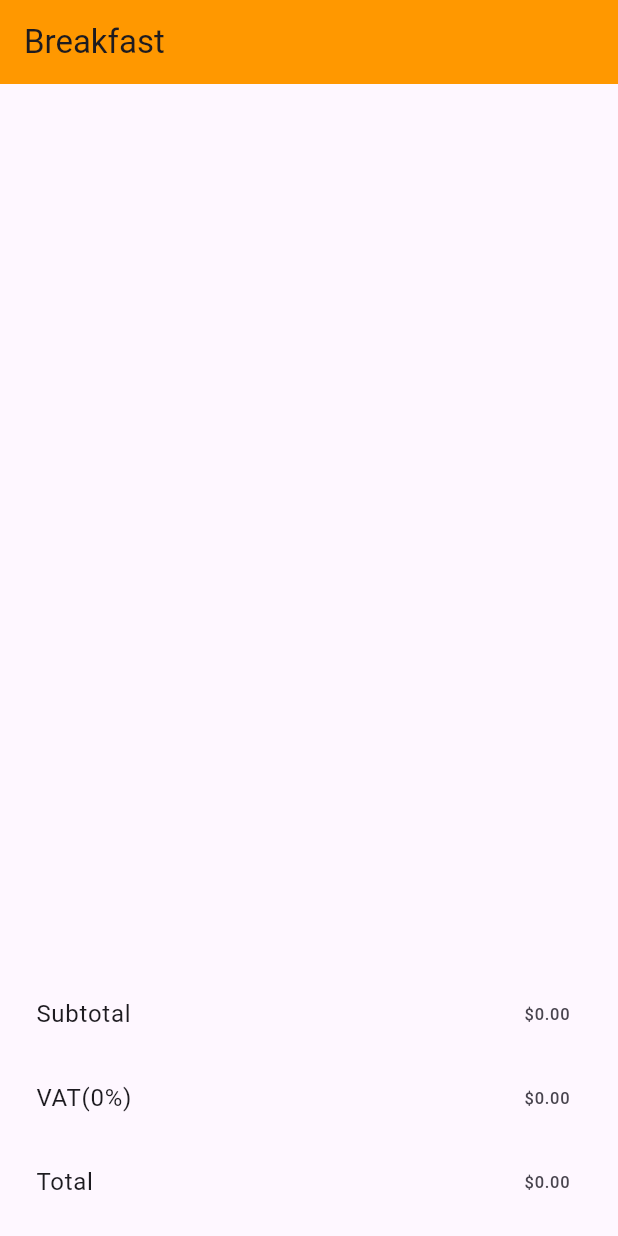
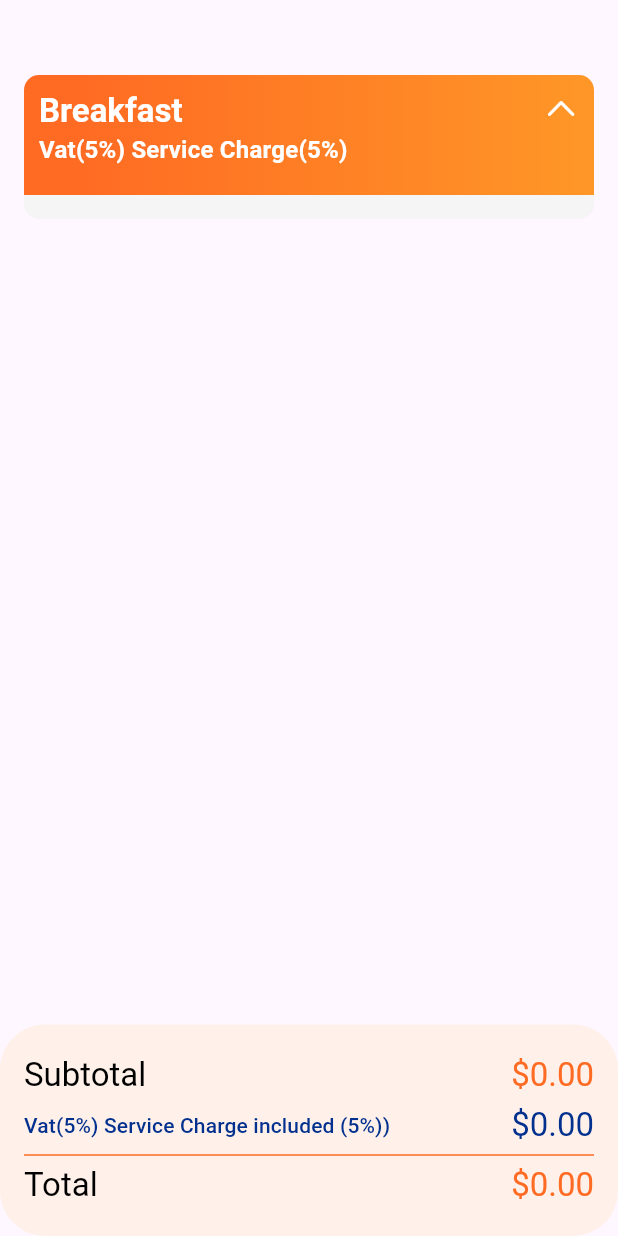
Before and after one commit to fhfaisal/SupreoX-Limited-Task, a Flutter app: the screen it shows after launch, on a phone screen of 412 x 824 dp. Run offline on Flutter 3.47's test engine with Material 3 defaults, Android fonts, the phone set to English and light mode, and no system bars; our stand-ins replace cached_network_image, dio, get; network calls fail.

Commit message:
Complete Task

```diff
--- a/lib/app/modules/home/views/home_view.dart
+++ b/lib/app/modules/home/views/home_view.dart
@@ -1,92 +1,45 @@
 import 'package:cached_network_image/cached_network_image.dart';
+import 'package:flutter/cupertino.dart';
 import 'package:flutter/material.dart';
+import 'package:flutter/widgets.dart';
 
 import 'package:get/get.dart';
+import 'package:supreox/app/modules/home/model/menu-model.dart';
 
+import '../../../utils/widgets/dash_border.dart';
+import '../../../utils/widgets/dotted_divider.dart';
 import '../controllers/home_controller.dart';
+import '../widgets/footer.dart';
+import '../widgets/header.dart';
+import '../widgets/item_image.dart';
+import '../widgets/list_of_item.dart';
+import '../widgets/name_and_description.dart';
+import '../widgets/price_count.dart';
 
 class HomeView extends GetView<HomeController> {
   const HomeView({super.key});
+
   @override
   Widget build(BuildContext context) {
     return Scaffold(
-      appBar: AppBar(
-        title: Text('Breakfast'),
-        backgroundColor: Colors.orange,
-      ),
-      body: Padding(
-        padding: const EdgeInsets.all(8.0),
+      body: Column(
+        children: [
+          const SizedBox(height: 50),
+          Expanded(
+            child: SingleChildScrollView(
+              child: Container(
+                margin: const EdgeInsets.symmetric(horizontal: 16),
                 child: Column(
                     children: [
-            Expanded(
-              child: Obx(() {
-                return ListView.builder(
-                  itemCount: controller.menuItems.length,
-                  itemBuilder: (context, index) {
-                    final item = controller.menuItems[index];
-                    return Card(
-                      child: ListTile(
-                        leading: item.imageUrl.isNotEmpty
-                            ? CachedNetworkImage(
-                          width: 100,
-                          height: 100,
-                          imageUrl: item.imageUrl,
-                        )
-                      : Text('loading'),
-
-                        title: Text(item.name),
-                        subtitle: Text('\$${item.price.toStringAsFixed(2)}'),
-                        trailing: item.quantity == 0
-                            ? ElevatedButton(
-                          onPressed: () {
-                            controller.incrementQuantity(item);
-                          },
-                          child: const Text('Add'),
-                        )
-                            : Row(
-                          mainAxisSize: MainAxisSize.min,
-                          children: [
-                            IconButton(
-                              onPressed: () {
-                                controller.decrementQuantity(item);
-                              },
-                              icon: Icon(Icons.remove),
-                            ),
-                            Text(item.quantity.toString()),
-                            IconButton(
-                              onPressed: () {
-                                controller.incrementQuantity(item);
-                              },
-                              icon: Icon(Icons.add),
-                            ),
+                      const Header(),
+                      ListOfItems(controller: controller),
                     ],
                   ),
               ),
-                    );
-                  },
-                );
-              }),
             ),
-            Obx(() {
-              return Column(
-                children: [
-                  ListTile(
-                    title: Text('Subtotal'),
-                    trailing: Text('\$${controller.subtotal.toStringAsFixed(2)}'),
           ),
-                  ListTile(
-                    title: Text('VAT(${controller.vat.value}%)'),
-                    trailing: Text('\$${(controller.subtotal * (controller.vat.value / 100)).toStringAsFixed(2)}'),
-                  ),
-                  ListTile(
-                    title: Text('Total'),
-                    trailing: Text('\$${controller.total.toStringAsFixed(2)}'),
-                  ),
+          Footer(controller: controller),
         ],
-              );
-            }),
-          ],
-        ),
       ),
     );
   }
--- /dev/null
+++ b/lib/app/modules/home/widgets/footer.dart
@@ -0,0 +1,59 @@
+import 'package:flutter/material.dart';
+
+import '../controllers/home_controller.dart';
+import 'package:get/get.dart';
+class Footer extends StatelessWidget {
+  const Footer({
+    super.key,
+    required this.controller,
+  });
+
+  final HomeController controller;
+
+  @override
+  Widget build(BuildContext context) {
+    return Obx(() {
+      return Container(
+        padding: const EdgeInsets.symmetric(horizontal: 16,vertical: 20),
+        decoration: BoxDecoration(
+            color: const Color(0xffFFF1E9),
+            borderRadius: BorderRadius.circular(30)
+        ),
+        child: Column(
+          children: [
+            Row(
+              mainAxisAlignment: MainAxisAlignment.spaceBetween,
+              children: [
+                Text('Subtotal',style: Theme.of(context).textTheme.titleLarge!.copyWith(color: Colors.black)),
+                Text('\$${controller.subtotal.toStringAsFixed(2)}',style: Theme.of(context).textTheme.titleLarge!.copyWith(color: Color(
+                    0xffFF6B23))),
+              ],
+            ),
+            const SizedBox(height: 5),
+            Row(
+              mainAxisAlignment: MainAxisAlignment.spaceBetween,
+              children: [
+                Text('Vat(5%) Service Charge included (5%))',style: Theme.of(context).textTheme.labelLarge!.copyWith(color: Color(0xff02308E))),
+                Text('\$${(controller.subtotal * (controller.vat.value / 100)).toStringAsFixed(2)}',style: Theme.of(context).textTheme.titleLarge!.copyWith(color: Color(0xff02308E))),
+              ],
+            ),
+            const SizedBox(height: 5),
+            Divider(
+              color: Color(0xffFF6B23),
+              height: 2,
+            ),
+            const SizedBox(height: 5),
+            Row(
+              mainAxisAlignment: MainAxisAlignment.spaceBetween,
+              children: [
+                Text('Total',style: Theme.of(context).textTheme.titleLarge!.copyWith(color: Colors.black)),
+                Text('\$${controller.total.toStringAsFixed(2)}',style: Theme.of(context).textTheme.titleLarge!.copyWith(color: Color(
+                    0xffFF6B23))),
+              ],
+            ),
+          ],
+        ),
+      );
+    });
+  }
+}
--- /dev/null
+++ b/lib/app/modules/home/widgets/header.dart
@@ -0,0 +1,42 @@
+import 'package:flutter/cupertino.dart';
+import 'package:flutter/material.dart';
+class Header extends StatelessWidget {
+  const Header({
+    super.key,
+  });
+
+  @override
+  Widget build(BuildContext context) {
+    return Container(
+      height: 80,
+      width: double.infinity,
+      padding: const EdgeInsets.all(10),
+      alignment: Alignment.center,
+      decoration: BoxDecoration(
+          borderRadius: BorderRadius.only(
+            topRight: Radius.circular(10),
+            topLeft: Radius.circular(10),
+          ),
+          gradient: const LinearGradient(
+              begin: Alignment.centerLeft,
+              end: Alignment.centerRight,
+              stops: [0.1, 1],
+              colors: [Color(0xffFF6B23), Color(0xffFF9727)])),
+      child: Row(
+        crossAxisAlignment: CrossAxisAlignment.start,
+        children: [
+          Expanded(
+            child: Column(
+              crossAxisAlignment: CrossAxisAlignment.start,
+              children: [
+                Text("Breakfast", textAlign: TextAlign.left, style: Theme.of(context).textTheme.titleLarge!.copyWith(color: Colors.white,fontWeight: FontWeight.bold)),
+                Text("Vat(5%) Service Charge(5%)", textAlign: TextAlign.left, style: Theme.of(context).textTheme.titleMedium!.copyWith(color: Colors.white,fontWeight: FontWeight.bold)),
+              ],
+            ),
+          ),
+          const Icon(CupertinoIcons.chevron_up,color: Colors.white,)
+        ],
+      ),
+    );
+  }
+}
--- /dev/null
+++ b/lib/app/modules/home/widgets/list_of_item.dart
@@ -0,0 +1,84 @@
+import 'package:flutter/material.dart';
+import 'package:supreox/app/modules/home/widgets/price_count.dart';
+
+import '../../../utils/widgets/dotted_divider.dart';
+import '../controllers/home_controller.dart';
+import 'package:get/get.dart';
+
+import 'item_image.dart';
+import 'name_and_description.dart';
+class ListOfItems extends StatelessWidget {
+  const ListOfItems({
+    super.key,
+    required this.controller,
+  });
+
+  final HomeController controller;
+
+  @override
+  Widget build(BuildContext context) {
+    return Container(
+      margin: const EdgeInsets.only(bottom: 10),
+      padding: const EdgeInsets.fromLTRB(16, 0, 16, 16),
+      decoration: BoxDecoration(
+          color: Colors.grey.shade100,
+          borderRadius: const BorderRadius.only(
+            bottomLeft: Radius.circular(10),
+            bottomRight: Radius.circular(10),
+          )
+      ),
+      child: Obx(() {
+        return ListView.builder(
+          shrinkWrap: true,
+          physics: NeverScrollableScrollPhysics(),
+          itemCount: controller.menuItems.length,
+          itemBuilder: (context, index) {
+            final item = controller.menuItems[index];
+            return Column(
+              children: [
+                Row(
+                  children: [
+                    ItemImage(item: item),
+                    const SizedBox(width: 10),
+                    NameAndDescription(item: item),
+                    PriceAndCount(item: item, controller: controller),
+                  ],
+                ),
+                index != controller.menuItems.length - 1
+                    ? Padding(
+                  padding: const EdgeInsets.symmetric(vertical: 12.0),
+                  child: Row(
+                    children: [
+                      Transform.rotate(
+                          angle: 125,
+                          child: Container(
+                            width: 5,
+                            height: 5,
+                            color: const Color(0xffFF6B23),
+                          )),
+                      const Expanded(
+                        child: DottedDivider(
+                          height: 1,
+                          dashWidth: 2,
+                          color: Color(0xffFF6B23),
+                        ),
+                      ),
+                      Transform.rotate(
+                          angle: 125,
+                          child: Container(
+                            width: 5,
+                            height: 5,
+                            color: const Color(0xffFF6B23),
+                          )),
+                    ],
+                  ),
+                )
+                    : const SizedBox()
+              ],
+            );
+          },
+        );
+      }),
+    );
+  }
+}
--- a/lib/main.dart
+++ b/lib/main.dart
@@ -7,6 +7,7 @@ import 'app/routes/app_pages.dart';
 void main() {
   runApp(
     GetMaterialApp(
+      debugShowCheckedModeBanner: false,
       title: "Application",
       initialRoute: AppPages.INITIAL,
       getPages: AppPages.routes,
```
Also changed, not shown: lib/app/modules/home/widgets/item_image.dart (added, +35 -0 lines), lib/app/modules/home/widgets/name_and_description.dart (added, +23 -0 lines), lib/app/modules/home/widgets/price_count.dart (added, +96 -0 lines), lib/app/utils/widgets/dash_border.dart (added, +81 -0 lines), lib/app/utils/widgets/dotted_divider.dart (added, +32 -0 lines). Lines whose indentation alone changed are shown as unchanged.
